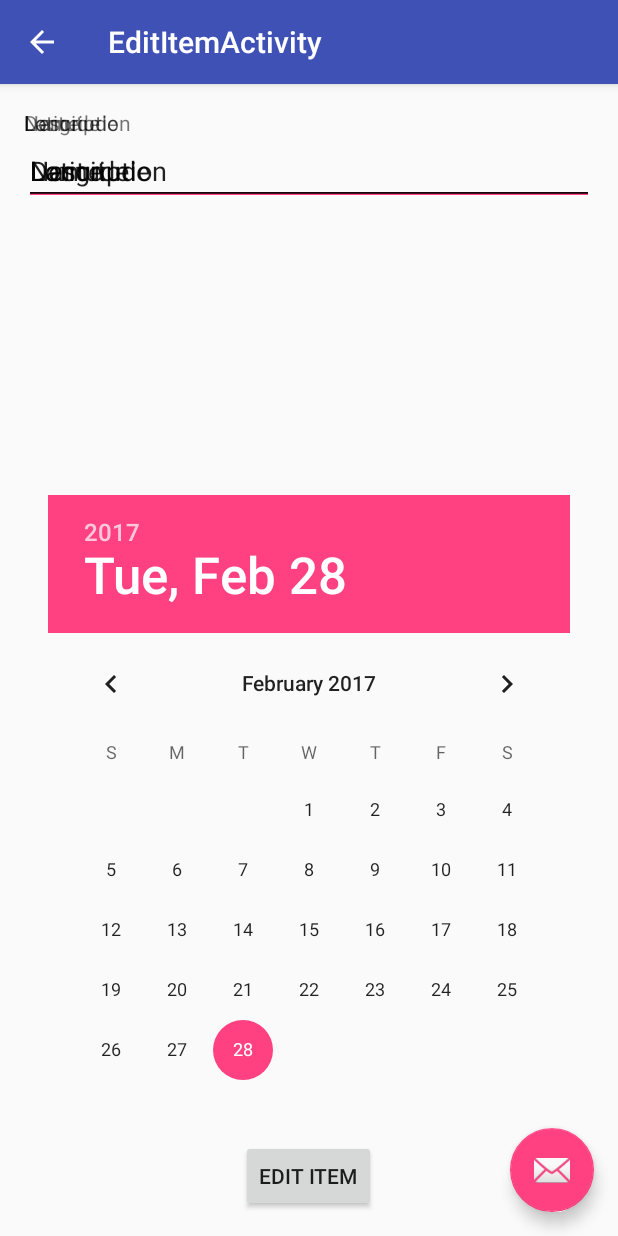
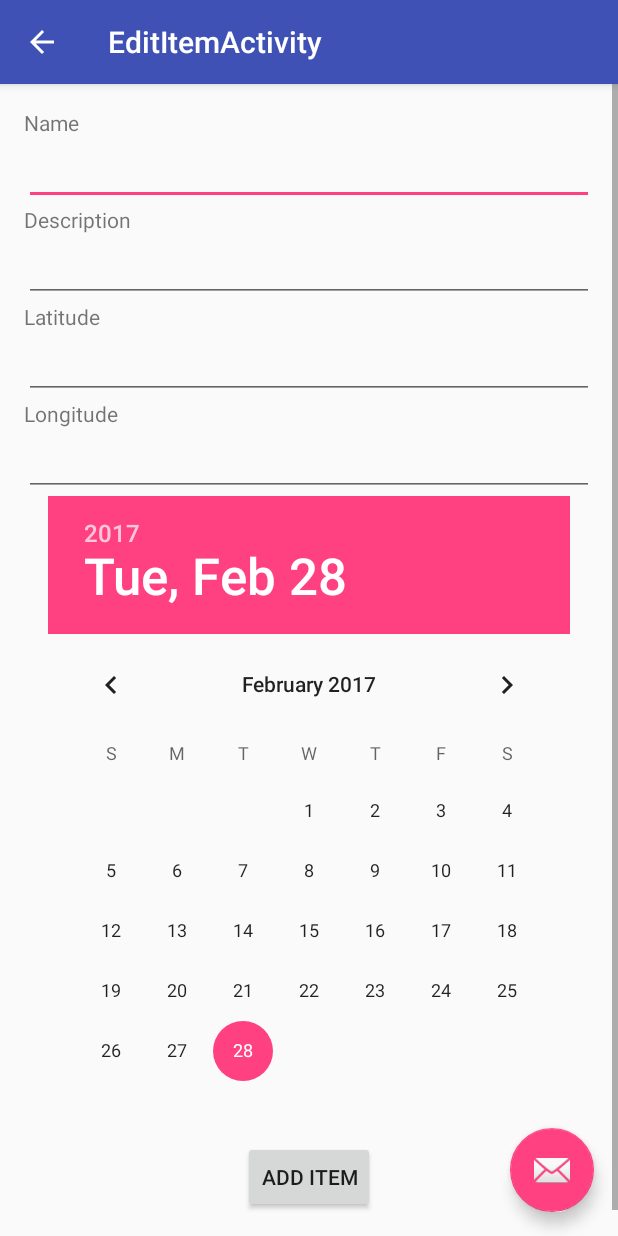
Before and after one commit to ww6vh/Android_Project_gengar, an Android app: the EditItemActivity screen opened directly, with no data from a screen before it, on a phone screen of 412 x 824 dp. Run offline under Robolectric (Android 15) with nearby library versions, the phone set to English and light mode, and no system bars.

Commit message:
The intent from the main page to the edit item page was properly created, and some of the fields are pre-populated with the proper information. The issue about the textfields not clicking was solved by setting the onclick listener somewhere else.

```diff
--- a/app/src/main/java/androidminiapp_tre7ca_ww6vh/androidminiapp_tre7ca_ww6vh/EditItemActivity.java
+++ b/app/src/main/java/androidminiapp_tre7ca_ww6vh/androidminiapp_tre7ca_ww6vh/EditItemActivity.java
@@ -7,6 +7,10 @@ import android.support.design.widget.Snackbar;
 import android.support.v7.app.AppCompatActivity;
 import android.support.v7.widget.Toolbar;
 import android.view.View;
+import android.widget.DatePicker;
+import android.widget.EditText;
+
+import java.util.Date;
 
 public class EditItemActivity extends AppCompatActivity {
 
@@ -14,7 +18,21 @@ public class EditItemActivity extends AppCompatActivity {
     protected void onCreate(Bundle savedInstanceState) {
         super.onCreate(savedInstanceState);
         setContentView(R.layout.activity_edit_item);
+        Intent intent = getIntent();
         Toolbar toolbar = (Toolbar) findViewById(R.id.toolbar);
+        EditText name = (EditText) findViewById(R.id.editName);
+        EditText description = (EditText) findViewById(R.id.editDescrip);
+        EditText longitude = (EditText) findViewById(R.id.editLong);
+        EditText Latitude = (EditText) findViewById(R.id.editLat);
+        DatePicker date = (DatePicker) findViewById(R.id.editdatePicker2);
+
+        name.setText(intent.getStringExtra("Name"));
+        description.setText(intent.getStringExtra("Desc"));
+        longitude.setText(intent.getStringExtra("Lat"));
+        Latitude.setText(intent.getStringExtra("Long"));
+        //date.updateDate();
+        //date.updateDate(intent.get); = data.getStringExtra("Date");
+
         setSupportActionBar(toolbar);
 
         getSupportActionBar().setDisplayHomeAsUpEnabled(true);
@@ -23,7 +41,7 @@ public class EditItemActivity extends AppCompatActivity {
         toolbar.setNavigationOnClickListener(new View.OnClickListener() {
             @Override
             public void onClick(View view) {
-                startActivity1(view);
+                finish();
             }
         });
 
@@ -37,10 +55,4 @@ public class EditItemActivity extends AppCompatActivity {
         });
     }
 
-    public void startActivity1(View view) {
-        Intent intent = new Intent(this, BucketListActivity.class);
-        startActivity(intent);
-    }
-
-
 }
--- a/app/src/main/res/layout/activity_add_item.xml
+++ b/app/src/main/res/layout/activity_add_item.xml
@@ -22,8 +22,6 @@
 
     </android.support.design.widget.AppBarLayout>
 
-    <include layout="@layout/content_add_item" />
-
     <android.support.design.widget.FloatingActionButton
         android:id="@+id/fab"
         android:layout_width="wrap_content"
@@ -32,4 +30,6 @@
         android:layout_margin="@dimen/fab_margin"
         app:srcCompat="@android:drawable/ic_input_add" />
 
+    <include layout="@layout/content_add_item" />
+
 </android.support.design.widget.CoordinatorLayout>
--- a/app/src/main/res/layout/content_edit_item.xml
+++ b/app/src/main/res/layout/content_edit_item.xml
@@ -1,105 +1,88 @@
 <?xml version="1.0" encoding="utf-8"?>
-<RelativeLayout xmlns:android="http://schemas.android.com/apk/res/android"
+<ScrollView xmlns:android="http://schemas.android.com/apk/res/android"
     xmlns:app="http://schemas.android.com/apk/res-auto"
     xmlns:tools="http://schemas.android.com/tools"
-    android:id="@+id/content_edit_item"
     android:layout_width="match_parent"
     android:layout_height="match_parent"
+    app:layout_behavior="@string/appbar_scrolling_view_behavior">
+    <LinearLayout
+
+        android:id="@+id/content_add_item"
+        android:layout_width="match_parent"
+        android:layout_height="wrap_content"
         android:paddingBottom="@dimen/activity_vertical_margin"
         android:paddingLeft="@dimen/activity_horizontal_margin"
         android:paddingRight="@dimen/activity_horizontal_margin"
         android:paddingTop="@dimen/activity_vertical_margin"
-    app:layout_behavior="@string/appbar_scrolling_view_behavior"
-    tools:context="androidminiapp_tre7ca_ww6vh.androidminiapp_tre7ca_ww6vh.EditItemActivity"
-    tools:showIn="@layout/activity_edit_item">
+        android:orientation="vertical"
+        tools:context="androidminiapp_tre7ca_ww6vh.androidminiapp_tre7ca_ww6vh.AddItemActivity"
+        tools:showIn="@layout/activity_add_item">
 
+        <TextView
+            android:text="Name"
+            android:layout_width="match_parent"
+            android:layout_height="wrap_content" />
+
+        <EditText
+            android:layout_width="match_parent"
+            android:layout_height="wrap_content"
+            android:inputType=""
+            android:ems="10"
+            android:id="@+id/editName" />
+
+        <TextView
+            android:text="Description"
+            android:layout_width="match_parent"
+            android:layout_height="wrap_content" />
+
+        <EditText
+            android:layout_width="match_parent"
+            android:layout_height="wrap_content"
+            android:inputType=""
+            android:ems="10"
+            android:id="@+id/editDescrip" />
 
         <TextView
             android:text="Latitude"
             android:layout_width="match_parent"
-        android:layout_height="wrap_content"
-        android:id="@+id/textView3"
-        android:layout_below="@+id/eDescrip"
-        android:layout_alignParentStart="true" />
+            android:layout_height="wrap_content" />
 
         <EditText
             android:layout_width="match_parent"
             android:layout_height="wrap_content"
-        android:inputType="textPersonName"
+            android:inputType="numberDecimal"
             android:ems="10"
-        android:id="@+id/editText4"
-        android:text="Latitude"
-        android:layout_below="@+id/textView3"
-        android:layout_alignStart="@+id/textView4" />
+            android:id="@+id/editLat" />
 
         <TextView
             android:text="Longitude"
             android:layout_width="match_parent"
-        android:layout_height="wrap_content"
-        android:id="@+id/textView4"
-        android:layout_below="@+id/eLat"
-        android:layout_alignParentEnd="true" />
+            android:layout_height="wrap_content" />
 
         <EditText
             android:layout_width="match_parent"
             android:layout_height="wrap_content"
-        android:inputType="textPersonName"
+            android:inputType="numberDecimal"
             android:ems="10"
-        android:id="@+id/eLong"
-        android:text="Longitude"
-        android:layout_below="@+id/textView4"
-        android:layout_alignParentEnd="true" />
-
-    <TextView
-        android:text="Description"
-        android:layout_width="match_parent"
-        android:layout_height="wrap_content"
-        android:id="@+id/textView2"
-        android:layout_below="@+id/eName"
-        android:layout_alignParentStart="true" />
-
-    <TextView
-        android:text="Name"
-        android:layout_width="match_parent"
-        android:layout_height="wrap_content"
-        android:id="@+id/textView"
-        android:layout_alignParentTop="true"
-        android:layout_alignParentStart="true" />
-
-    <EditText
-        android:layout_width="match_parent"
-        android:layout_height="wrap_content"
-        android:inputType="textPersonName"
-        android:ems="10"
-        android:id="@+id/editText2"
-        android:text="Name"
-        android:layout_below="@+id/textView"
-        android:layout_alignParentStart="true" />
-
-    <EditText
-        android:layout_width="match_parent"
-        android:layout_height="wrap_content"
-        android:inputType="textPersonName"
-        android:ems="10"
-        android:id="@+id/editText3"
-        android:text="Description"
-        android:layout_below="@+id/textView2"
-        android:layout_alignParentStart="true" />
+            android:id="@+id/editLong" />
 
         <DatePicker
             android:layout_width="wrap_content"
             android:layout_height="wrap_content"
-        android:id="@+id/datePicker2"
-        android:layout_above="@+id/button"
-        android:layout_centerHorizontal="true" />
+            android:id="@+id/editdatePicker2"
+            android:layout_gravity="center" />
 
         <Button
-        android:text="Edit Item"
+            android:text="Add Item"
             android:layout_width="wrap_content"
             android:layout_height="wrap_content"
-        android:id="@+id/button"
+            android:layout_marginBottom="17dp"
+            android:id="@+id/editbutton"
             android:layout_alignParentBottom="true"
-        android:layout_centerHorizontal="true" />
+            android:layout_centerHorizontal="true"
+            android:onClick="addItem"
+            android:layout_gravity="center"/>
 
 
-</RelativeLayout>
+    </LinearLayout>
+</ScrollView>
```
Also changed, not shown: app/src/main/java/androidminiapp_tre7ca_ww6vh/androidminiapp_tre7ca_ww6vh/AddItemActivity.java (+0 -23 lines), app/src/main/java/androidminiapp_tre7ca_ww6vh/androidminiapp_tre7ca_ww6vh/BucketItem.java (+8 -0 lines), app/src/main/java/androidminiapp_tre7ca_ww6vh/androidminiapp_tre7ca_ww6vh/BucketItemAdapter.java (+42 -32 lines), app/src/main/java/androidminiapp_tre7ca_ww6vh/androidminiapp_tre7ca_ww6vh/BucketListActivity.java (+16 -2 lines). Lines whose indentation alone changed are shown as unchanged.
